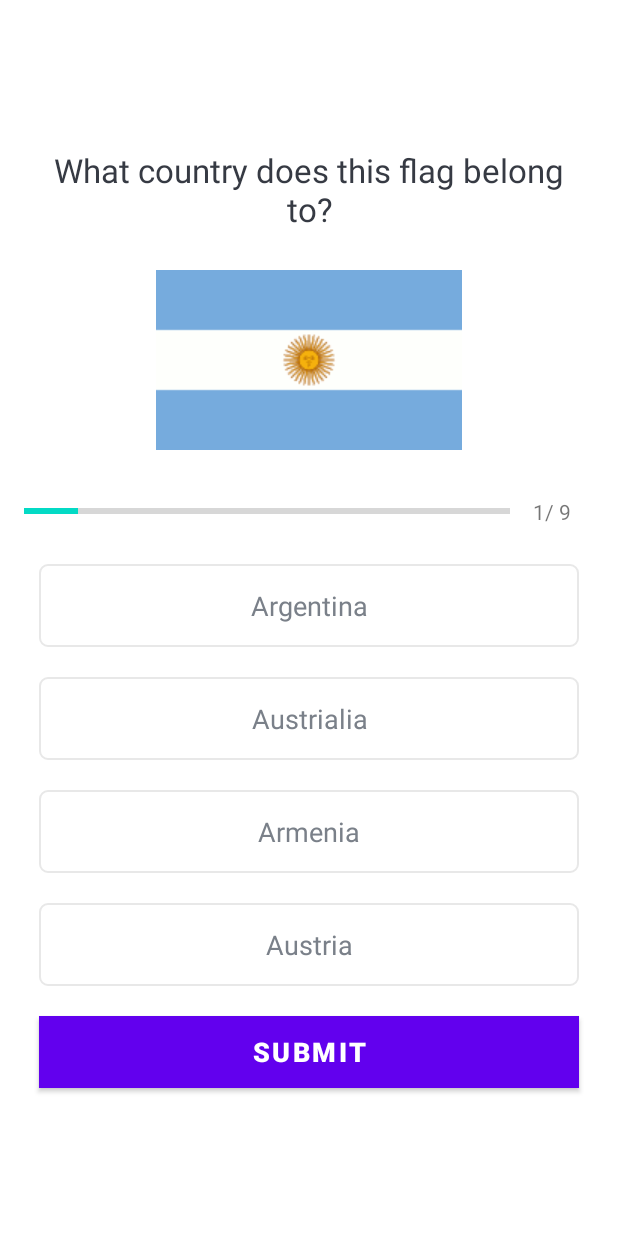
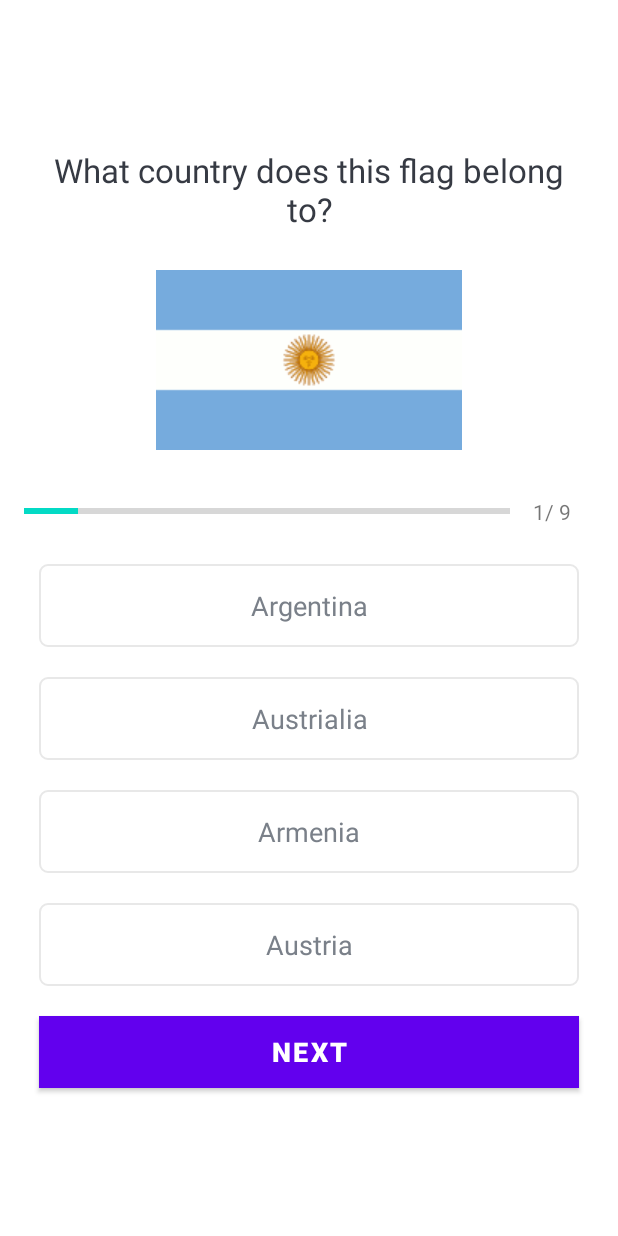
Before and after one commit to oguzhansecgel/Quiz-App, an Android app: the QuizQeustionsActivity screen opened directly, with no data from a screen before it, on a phone screen of 412 x 824 dp. Run offline under Robolectric (Android 15) with nearby library versions, the phone set to English and light mode, and no system bars.

Commit message:
Adding the button functionality to the questions activity
Adding the button functionality to the questions activity

```diff
--- a/app/src/main/java/com/example/quizapp/QuizQeustionsActivity.kt
+++ b/app/src/main/java/com/example/quizapp/QuizQeustionsActivity.kt
@@ -1,13 +1,24 @@
 package com.example.quizapp
 
+import android.graphics.Color
+import android.graphics.Typeface
 import androidx.appcompat.app.AppCompatActivity
 import android.os.Bundle
 import android.util.Log
+import android.view.View
+import android.widget.Button
 import android.widget.ImageView
 import android.widget.ProgressBar
 import android.widget.TextView
+import androidx.core.content.ContextCompat
 
-class QuizQeustionsActivity : AppCompatActivity() {
+class QuizQeustionsActivity : AppCompatActivity(), View.OnClickListener {
+
+    private var mCurrentPosition: Int =1
+    private var mQuestionsList : ArrayList<Question>?=null
+    private var mSelectedOptionPosition: Int = 0
+
+
     private var progressBar : ProgressBar?=null
     private var tvProgress : TextView?=null
     private var tvQuestion : TextView?=null
@@ -18,6 +29,8 @@ class QuizQeustionsActivity : AppCompatActivity() {
     private var tvOptionTwo : TextView?=null
     private var tvOptionThree : TextView?=null
     private var tvOptionFour : TextView?=null
+
+    private var btnSubmit : Button?=null
     override fun onCreate(savedInstanceState: Bundle?) {
         super.onCreate(savedInstanceState)
         setContentView(R.layout.activity_quiz_qeustions)
@@ -30,27 +43,108 @@ class QuizQeustionsActivity : AppCompatActivity() {
         tvOptionTwo = findViewById(R.id.tv_option_two)
         tvOptionThree = findViewById(R.id.tv_option_three)
         tvOptionFour= findViewById(R.id.tv_option_four)
+        btnSubmit=findViewById(R.id.btn_submit)
 
+        tvOptionOne?.setOnClickListener(this)
+        tvOptionTwo?.setOnClickListener(this)
+        tvOptionThree?.setOnClickListener(this)
+        tvOptionFour?.setOnClickListener(this)
+        btnSubmit?.setOnClickListener(this)
+        mQuestionsList = Constants.getQuestions()
 
-        val questionsList = Constants.getQuestions()
-        Log.i("QuestionsList size is","${questionsList.size}")
+        setQuestion()
 
+    }
 
-        for(i in questionsList)
+    private fun setQuestion() {
+
+        val question: Question = mQuestionsList!![mCurrentPosition - 1]
+        ivImage?.setImageResource(question.image)
+        progressBar?.progress = mCurrentPosition
+        tvProgress?.text = "$mCurrentPosition/ ${progressBar?.max}"
+        tvQuestion?.text = question.question
+        tvOptionOne?.text = question.optionOne
+        tvOptionTwo?.text = question.optionTwo
+        tvOptionThree?.text = question.optionThree
+        tvOptionFour?.text = question.optionFour
+
+        if(mCurrentPosition == mQuestionsList!!.size)
         {
-            Log.e("Questions",i.question)
+            btnSubmit?.text="FINISH"
+        }
+        else
+        {
+            btnSubmit?.text="NEXT"
+        }
+    }
+        private fun defaultOptionView()
+        {
+            val options = ArrayList<TextView>()
+            tvOptionOne?.let {
+                options.add(0,it)
+            }
+            tvOptionTwo?.let {
+                options.add(1,it)
+            }
+            tvOptionThree?.let {
+                options.add(2,it)
+            }
+            tvOptionFour?.let {
+                options.add(3,it)
+            }
+
+            for(option in options)
+            {
+                option.setTextColor(Color.parseColor("#7A8089"))
+                option.typeface=Typeface.DEFAULT
+                option.background = ContextCompat.getDrawable(
+                    this,
+                    R.drawable.default_option_border_bg
+                )
+            }
         }
 
-        var currentPosition = 1
-        val question : Question = questionsList[currentPosition-1]
-        ivImage?.setImageResource(question.image)
-        progressBar?.progress=currentPosition
-        tvProgress?.text="$currentPosition/ ${progressBar?.max}"
-        tvQuestion?.text=question.question
-        tvOptionOne?.text=question.optionOne
-        tvOptionTwo?.text=question.optionTwo
-        tvOptionThree?.text=question.optionThree
-        tvOptionFour?.text=question.optionFour
+    private fun selectedOptionView(tv:TextView,selectedOptionNum:Int)
+    {
+        defaultOptionView()
 
+        mSelectedOptionPosition = selectedOptionNum
+
+        tv.setTextColor(Color.parseColor("#363A43"))
+        tv.setTypeface(tv.typeface,Typeface.BOLD)
+        tv.background = ContextCompat.getDrawable(
+            this,
+            R.drawable.selected_option_border_bg
+        )
+    }
+
+    override fun onClick(view: View?) {
+       when(view?.id)
+       {
+           R.id.tv_option_one->{
+               tvOptionOne?.let {
+                   selectedOptionView(it,1)
+               }
+           }
+           R.id.tv_option_two->{
+               tvOptionTwo?.let {
+                   selectedOptionView(it,2)
+               }
+           }
+           R.id.tv_option_three->{
+               tvOptionThree?.let {
+                   selectedOptionView(it,3)
+               }
+           }
+           R.id.tv_option_four->{
+               tvOptionFour?.let {
+                   selectedOptionView(it,4)
+               }
+           }
+           R.id.btn_submit->
+           {
+               // TODO "implement btn submit"
+           }
+       }
     }
 }
--- /dev/null
+++ b/app/src/main/res/drawable/selected_option_border_bg.xml
@@ -0,0 +1,10 @@
+<?xml version="1.0" encoding="utf-8"?>
+<shape xmlns:android="http://schemas.android.com/apk/res/android"
+       android:shape="rectangle"
+>
+    <stroke
+            android:width="1dp"
+            android:color="@color/design_default_color_primary"/>
+    <solid android:color="@color/white"/>
+    <corners android:radius="5dp"/>
+</shape>
```
